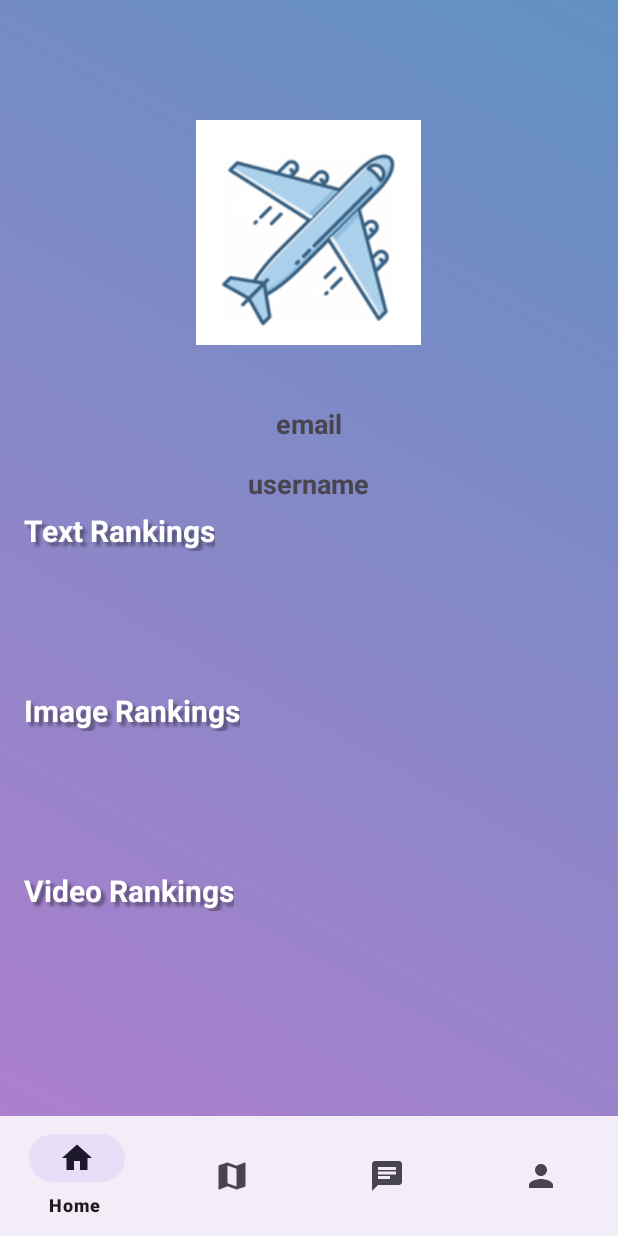
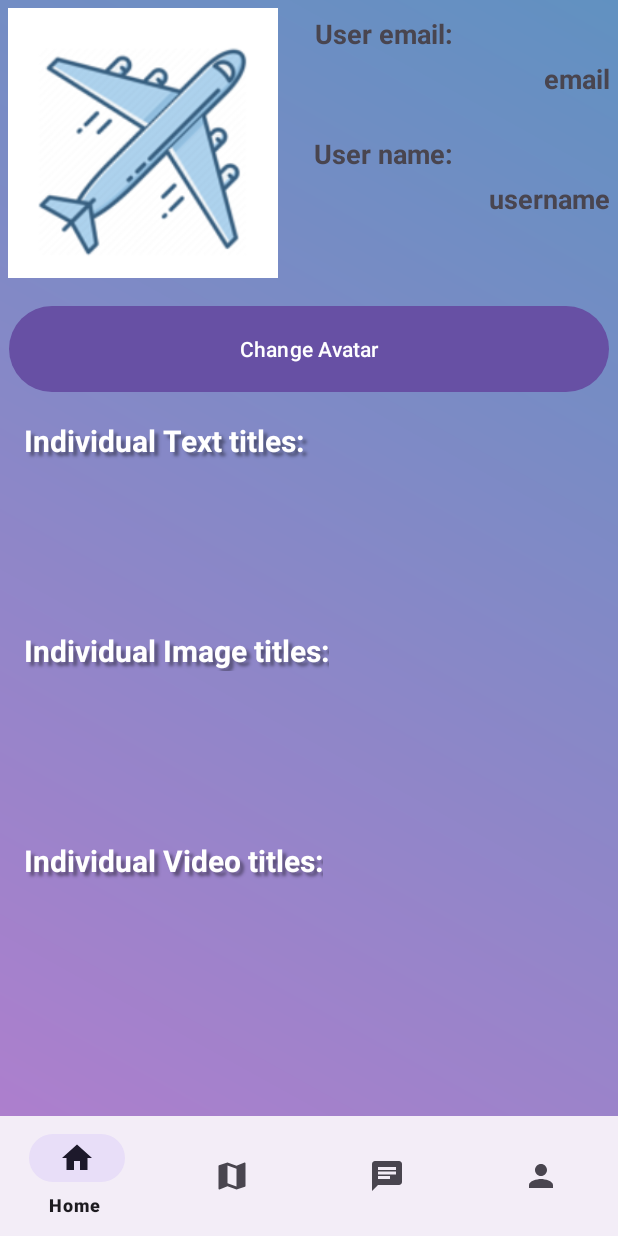
Before and after one commit to Jiutong666/MobileAPP, an Android app: the fragment ProfileFragment placed in its activity, on a phone screen of 412 x 824 dp. Run offline under Robolectric (Android 15) with nearby library versions, the phone set to English and light mode, and no system bars; our stand-ins replace Firebase (no records; nobody signed in at launch, a user with empty details on screens opened directly), Picasso.

Commit message:
nav menu/home/map/profile

```diff
--- a/app/build.gradle
+++ b/app/build.gradle
@@ -57,6 +57,7 @@ dependencies {
     androidTestImplementation 'androidx.test.espresso:espresso-core:3.5.1'
 
     implementation 'de.hdodenhof:circleimageview:3.1.0'
+    implementation 'com.squareup.picasso:picasso:2.71828'
 
 
 
--- a/app/src/main/java/com/example/mobileass2/ProfileFragment.java
+++ b/app/src/main/java/com/example/mobileass2/ProfileFragment.java
@@ -1,12 +1,20 @@
 package com.example.mobileass2;
 
+import android.app.Activity;
+import android.content.Intent;
+import android.net.Uri;
 import android.os.Bundle;
+import android.provider.MediaStore;
 import android.util.Log;
 import android.view.LayoutInflater;
 import android.view.View;
 import android.view.ViewGroup;
+import android.widget.Button;
+import android.widget.ImageView;
 import android.widget.TextView;
+import android.widget.Toast;
 
+import androidx.activity.result.ActivityResult;
 import androidx.annotation.NonNull;
 import androidx.annotation.Nullable;
 import androidx.fragment.app.Fragment;
@@ -14,6 +22,8 @@ import androidx.recyclerview.widget.LinearLayoutManager;
 import androidx.recyclerview.widget.RecyclerView;
 
 import com.example.mobileass2.Adapter.ListAdapter;
+import com.google.android.gms.tasks.OnFailureListener;
+import com.google.android.gms.tasks.OnSuccessListener;
 import com.google.firebase.auth.FirebaseAuth;
 import com.google.firebase.firestore.DocumentReference;
 import com.google.firebase.firestore.DocumentSnapshot;
@@ -21,9 +31,15 @@ import com.google.firebase.firestore.EventListener;
 import com.google.firebase.firestore.FirebaseFirestore;
 import com.google.firebase.firestore.FirebaseFirestoreException;
 import com.google.firebase.firestore.QueryDocumentSnapshot;
+import com.google.firebase.storage.FirebaseStorage;
+import com.google.firebase.storage.StorageReference;
+import com.google.firebase.storage.UploadTask;
+import com.squareup.picasso.Picasso;
 
 import java.util.ArrayList;
 import java.util.List;
+
+import kotlin.ranges.ULongRange;
 
 public class ProfileFragment extends Fragment {
 
@@ -48,12 +64,18 @@ public class ProfileFragment extends Fragment {
 
     public RecyclerView recyclerImage;
 
-
     public RecyclerView recyclerVideo;
     public List<String> titlesList;
     public List<String> imageList;
 
     public List<String> videoList;
+
+    public ImageView imageView;
+
+    public Button button;
+
+    StorageReference storageReference;
+
     public ProfileFragment() {
         // Required empty public constructor
     }
@@ -82,8 +104,21 @@ public class ProfileFragment extends Fragment {
 
         email = view.findViewById(R.id.email_text);
         username = view.findViewById(R.id.username_text);
+        imageView = view.findViewById(R.id.profile_image);
+        button = view.findViewById(R.id.setImage);
+        storageReference= FirebaseStorage.getInstance().getReference();
+
+        StorageReference profileRef= storageReference.
+                child("users/"+firebaseAuth.getCurrentUser().getUid()+"/profile.jpg");
+        profileRef.getDownloadUrl().addOnSuccessListener(new OnSuccessListener<Uri>() {
+            @Override
+            public void onSuccess(Uri uri) {
+
+                Picasso.get().load(uri).into(imageView);
+            }
+        });
+
         userID= firebaseAuth.getUid();
-
 
 
         titlesList = new ArrayList<>();
@@ -122,7 +157,55 @@ public class ProfileFragment extends Fragment {
         videoData();
 
 
+        button.setOnClickListener(new View.OnClickListener() {
+            @Override
+            public void onClick(View view) {
+                Intent openGallery = new Intent(Intent.ACTION_PICK, MediaStore.Images.Media.EXTERNAL_CONTENT_URI);
+                startActivityForResult(openGallery,1000);
+            }
+        });
     }
+
+    @Override
+    public void onActivityResult(int requestCode, int resultCode, @Nullable Intent data) {
+        super.onActivityResult(requestCode, resultCode, data);
+        if (requestCode == 1000){
+            if(resultCode == Activity.RESULT_OK){
+                Uri imageUri = data.getData();
+               // imageView.setImageURI(imageUri);
+                uploadToFireBase(imageUri);
+
+            }
+        }
+    }
+    public void uploadToFireBase(Uri uri){
+        StorageReference fileRef = storageReference
+                .child("users/"+firebaseAuth.getCurrentUser().getUid()+"/profile.jpg");
+        fileRef.putFile(uri).addOnSuccessListener(new OnSuccessListener<UploadTask.TaskSnapshot>() {
+            @Override
+            public void onSuccess(UploadTask.TaskSnapshot taskSnapshot) {
+               fileRef.getDownloadUrl().addOnSuccessListener(new OnSuccessListener<Uri>() {
+                   @Override
+                   public void onSuccess(Uri uri) {
+                       Picasso.get().load(uri).fetch();
+                       Picasso.get().load(uri).into(imageView);
+                   }
+               });
+            }
+        }).addOnFailureListener(new OnFailureListener() {
+            @Override
+            public void onFailure(@NonNull Exception e) {
+                if (getActivity() != null) { // 同样，确保 Context 不为 null
+                    Toast.makeText(getActivity(), "Failed", Toast.LENGTH_SHORT).show();
+                }
+            }
+        });
+
+    }
+
+
+
+
     private void findTextsByEmail(String email) {
         fireStore.collection("texts")
                 .whereEqualTo("userEmail", email)
--- a/app/src/main/res/layout/chat_item_left.xml
+++ b/app/src/main/res/layout/chat_item_left.xml
@@ -6,10 +6,10 @@
     android:layout_height="wrap_content">
 
     <de.hdodenhof.circleimageview.CircleImageView
+        android:id="@+id/profile_image"
         android:layout_width="40dp"
         android:layout_height="40dp"
-        android:id="@+id/profile_image"
-        android:src="@mipmap/ic_launcher"/>
+        android:src="@mipmap/ic_launcher" />
 
     <TextView
         android:layout_width="wrap_content"
--- a/app/src/main/res/layout/fragment_profile.xml
+++ b/app/src/main/res/layout/fragment_profile.xml
@@ -11,48 +11,79 @@
 
     <ImageView
         android:id="@+id/profile_image"
-        android:layout_width="150dp"
-        android:layout_height="150dp"
+        android:layout_width="180dp"
+        android:layout_height="180dp"
+        android:layout_marginTop="5dp"
+        android:layout_marginLeft="5dp"
+        android:scaleType="centerCrop"
+        android:src="@drawable/img" />
+
+    <Button
+        android:id="@+id/setImage"
+        android:layout_width="400dp"
+        android:layout_height="65dp"
         android:layout_gravity="center_horizontal"
-        android:layout_marginTop="80dp"
-        android:src="@drawable/img"
-
-        android:scaleType="centerCrop" />
+        android:layout_marginTop="200dp"
+        android:text="Change Avatar" />
 
     <TextView
         android:id="@+id/email_text"
         android:layout_width="wrap_content"
         android:layout_height="wrap_content"
-        android:layout_gravity="center_horizontal"
+        android:layout_gravity="right"
+        android:layout_marginTop="40dp"
+        android:layout_marginRight="5dp"
         android:scaleType="centerCrop"
-        android:layout_marginTop="270dp"
         android:text="email"
-        android:textStyle="bold"
-        android:textSize="18sp" />
+        android:textSize="18sp"
+        android:textStyle="bold" />
+
+    <TextView
+        android:layout_width="wrap_content"
+        android:layout_height="wrap_content"
+        android:layout_gravity="right"
+        android:layout_marginTop="10dp"
+        android:layout_marginRight="110dp"
+        android:scaleType="centerCrop"
+        android:text="User email:"
+        android:textSize="18sp"
+        android:textStyle="bold" />
 
     <TextView
         android:id="@+id/username_text"
         android:layout_width="wrap_content"
         android:layout_height="wrap_content"
-        android:layout_gravity="center_horizontal"
+        android:layout_gravity="right"
+        android:layout_marginTop="120dp"
+        android:layout_marginRight="5dp"
         android:scaleType="centerCrop"
-        android:layout_marginTop="310dp"
         android:text="username"
         android:textStyle="bold"
         android:textSize="18sp" />
+
+    <TextView
+        android:layout_width="wrap_content"
+        android:layout_height="wrap_content"
+        android:layout_gravity="right"
+        android:layout_marginTop="90dp"
+        android:layout_marginRight="110dp"
+        android:scaleType="centerCrop"
+        android:text="User name:"
+        android:textSize="18sp"
+        android:textStyle="bold" />
 
     <TextView
         android:id="@+id/textTitleView"
         android:layout_width="wrap_content"
         android:layout_height="wrap_content"
         android:layout_marginStart="16dp"
-        android:layout_marginTop="340dp"
+        android:layout_marginTop="280dp"
         android:gravity="center_horizontal"
         android:shadowColor="#66000000"
         android:shadowDx="4"
         android:shadowDy="4"
         android:shadowRadius="2"
-        android:text="Text Rankings"
+        android:text="Individual Text titles: "
         android:textColor="#FFFFFF"
         android:textSize="20sp"
         android:textStyle="bold" />
@@ -60,9 +91,9 @@
     <androidx.recyclerview.widget.RecyclerView
         android:id="@+id/textTitle"
         android:layout_width="380dp"
-        android:layout_height="80dp"
+        android:layout_height="96dp"
         android:layout_gravity="center_horizontal"
-        android:layout_marginTop="380dp" />
+        android:layout_marginTop="320dp" />
 
     <TextView
         android:id="@+id/imageTitleView"
@@ -71,11 +102,11 @@
         android:layout_marginStart="16dp"
         android:gravity="center_horizontal"
         android:shadowColor="#66000000"
-        android:layout_marginTop="460dp"
+        android:layout_marginTop="420dp"
         android:shadowDx="4"
         android:shadowDy="4"
         android:shadowRadius="2"
-        android:text="Image Rankings"
+        android:text="Individual Image titles:"
         android:textColor="#FFFFFF"
         android:textSize="20sp"
         android:textStyle="bold" />
@@ -83,9 +114,9 @@
     <androidx.recyclerview.widget.RecyclerView
         android:id="@+id/imageTitle"
         android:layout_width="380dp"
-        android:layout_height="80dp"
+        android:layout_height="100dp"
         android:layout_gravity="center_horizontal"
-        android:layout_marginTop="500dp" />
+        android:layout_marginTop="460dp" />
 
     <TextView
         android:id="@+id/videoTitleView"
@@ -94,11 +125,11 @@
         android:layout_marginStart="16dp"
         android:gravity="center_horizontal"
         android:shadowColor="#66000000"
-        android:layout_marginTop="580dp"
+        android:layout_marginTop="560dp"
         android:shadowDx="4"
         android:shadowDy="4"
         android:shadowRadius="2"
-        android:text="Video Rankings"
+        android:text="Individual Video titles:"
         android:textColor="#FFFFFF"
         android:textSize="20sp"
         android:textStyle="bold" />
@@ -106,8 +137,10 @@
     <androidx.recyclerview.widget.RecyclerView
         android:id="@+id/videoTitle"
         android:layout_width="380dp"
-        android:layout_height="80dp"
+        android:layout_height="91dp"
         android:layout_gravity="center_horizontal"
-        android:layout_marginTop="620dp" />
+        android:layout_marginTop="600dp" />
+
+
 
 </FrameLayout>
--- a/app/src/main/res/layout/fragment_users.xml
+++ b/app/src/main/res/layout/fragment_users.xml
@@ -14,6 +14,8 @@
         android:layout_width="match_parent"
         android:layout_height="match_parent"
         android:layout_margin="5dp"
-        android:scrollbars="vertical" />
+        android:scrollbars="vertical"
+
+        />
 
 </FrameLayout>
```
